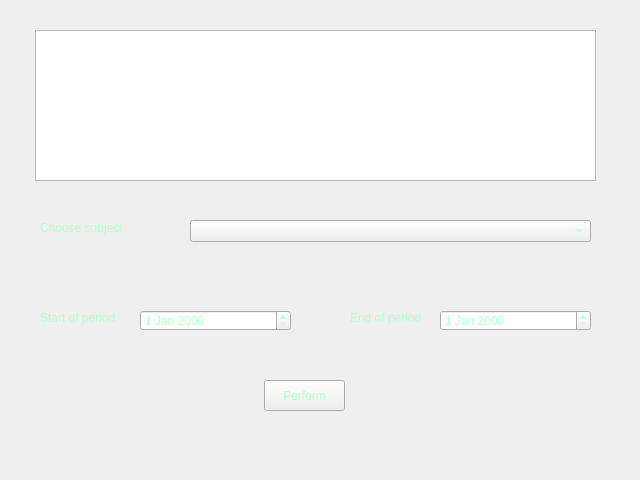
This is view/subject/subject.ui in Nastya-Dlusskaya/Corse-Work as Qt 5 draws it before an edit. The edited form follows.
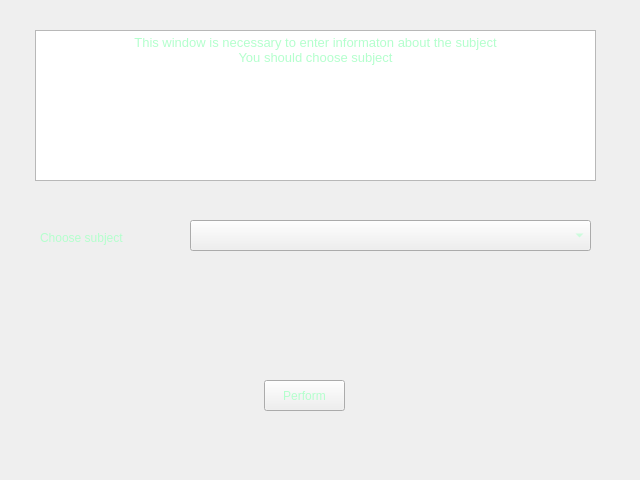
This is the edited form. Icons and pictures are not drawn.

```diff
--- a/view/subject/subject.ui
+++ b/view/subject/subject.ui
@@ -27,23 +27,13 @@
      <x>190</x>
      <y>220</y>
      <width>401</width>
-     <height>22</height>
+     <height>31</height>
     </rect>
    </property>
    <property name="contextMenuPolicy">
     <enum>Qt::ActionsContextMenu</enum>
    </property>
   </widget>
-  <widget class="QDateEdit" name="dateEdit">
-   <property name="geometry">
-    <rect>
-     <x>440</x>
-     <y>310</y>
-     <width>151</width>
-     <height>21</height>
-    </rect>
-   </property>
-  </widget>
   <widget class="QPushButton" name="pushButton">
    <property name="geometry">
     <rect>
@@ -57,47 +47,11 @@
     <string>Perform</string>
    </property>
   </widget>
-  <widget class="QLabel" name="label_2">
-   <property name="geometry">
-    <rect>
-     <x>350</x>
-     <y>310</y>
-     <width>81</width>
-     <height>16</height>
-    </rect>
-   </property>
-   <property name="text">
-    <string>End of period</string>
-   </property>
-  </widget>
-  <widget class="QDateEdit" name="dateEdit_2">
-   <property name="geometry">
-    <rect>
-     <x>140</x>
-     <y>310</y>
-     <width>151</width>
-     <height>21</height>
-    </rect>
-   </property>
-  </widget>
-  <widget class="QLabel" name="label_3">
-   <property name="geometry">
-    <rect>
-     <x>40</x>
-     <y>310</y>
-     <width>81</width>
-     <height>16</height>
-    </rect>
-   </property>
-   <property name="text">
-    <string>Start of period</string>
-   </property>
-  </widget>
   <widget class="QLabel" name="label_4">
    <property name="geometry">
     <rect>
      <x>40</x>
-     <y>220</y>
+     <y>230</y>
      <width>91</width>
      <height>16</height>
     </rect>
@@ -115,6 +69,15 @@
      <height>151</height>
     </rect>
    </property>
+   <property name="html">
+    <string>&lt;!DOCTYPE HTML PUBLIC &quot;-//W3C//DTD HTML 4.0//EN&quot; &quot;http://www.w3.org/TR/REC-html40/strict.dtd&quot;&gt;
+&lt;html&gt;&lt;head&gt;&lt;meta name=&quot;qrichtext&quot; content=&quot;1&quot; /&gt;&lt;style type=&quot;text/css&quot;&gt;
+p, li { white-space: pre-wrap; }
+&lt;/style&gt;&lt;/head&gt;&lt;body style=&quot; font-family:'MS Shell Dlg 2'; font-size:8.25pt; font-weight:400; font-style:normal;&quot;&gt;
+&lt;p align=&quot;center&quot; style=&quot; margin-top:0px; margin-bottom:0px; margin-left:0px; margin-right:0px; -qt-block-indent:0; text-indent:0px;&quot;&gt;&lt;span style=&quot; font-size:10pt;&quot;&gt;This window is necessary to enter informaton about the subject&lt;/span&gt;&lt;/p&gt;
+&lt;p align=&quot;center&quot; style=&quot; margin-top:0px; margin-bottom:0px; margin-left:0px; margin-right:0px; -qt-block-indent:0; text-indent:0px;&quot;&gt;&lt;span style=&quot; font-size:10pt;&quot;&gt;You should choose subject&lt;/span&gt;&lt;/p&gt;
+&lt;p align=&quot;center&quot; style=&quot;-qt-paragraph-type:empty; margin-top:0px; margin-bottom:0px; margin-left:0px; margin-right:0px; -qt-block-indent:0; text-indent:0px;&quot;&gt;&lt;br /&gt;&lt;/p&gt;&lt;/body&gt;&lt;/html&gt;</string>
+   </property>
   </widget>
  </widget>
  <resources/>
```
Left out of the diff: 32 changed lines with no effect on the pictures.
